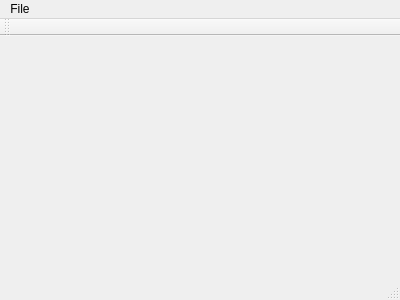
First picture: the form in mainwindow.ui, repository SenriYoshikawa/life-summary-gra, before the edit.
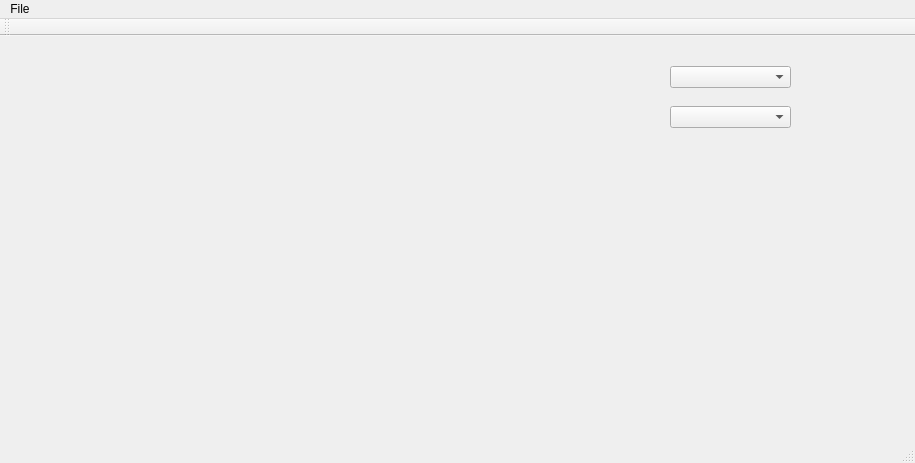
Second picture: the form after the edit.

```diff
--- a/mainwindow.ui
+++ b/mainwindow.ui
@@ -6,20 +6,41 @@
    <rect>
     <x>0</x>
     <y>0</y>
-    <width>400</width>
-    <height>300</height>
+    <width>915</width>
+    <height>463</height>
    </rect>
   </property>
   <property name="windowTitle">
    <string>MainWindow</string>
   </property>
-  <widget class="QWidget" name="centralWidget"/>
+  <widget class="QWidget" name="centralWidget">
+   <widget class="QComboBox" name="beginComboBox">
+    <property name="geometry">
+     <rect>
+      <x>670</x>
+      <y>30</y>
+      <width>121</width>
+      <height>22</height>
+     </rect>
+    </property>
+   </widget>
+   <widget class="QComboBox" name="endComboBox">
+    <property name="geometry">
+     <rect>
+      <x>670</x>
+      <y>70</y>
+      <width>121</width>
+      <height>22</height>
+     </rect>
+    </property>
+   </widget>
+  </widget>
   <widget class="QMenuBar" name="menuBar">
    <property name="geometry">
     <rect>
      <x>0</x>
      <y>0</y>
-     <width>400</width>
+     <width>915</width>
      <height>21</height>
     </rect>
    </property>
```
